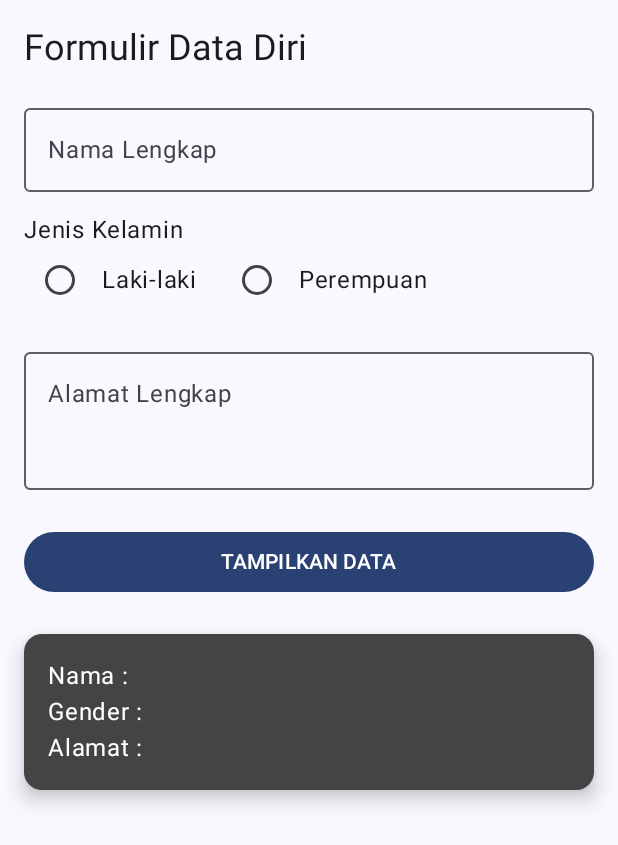
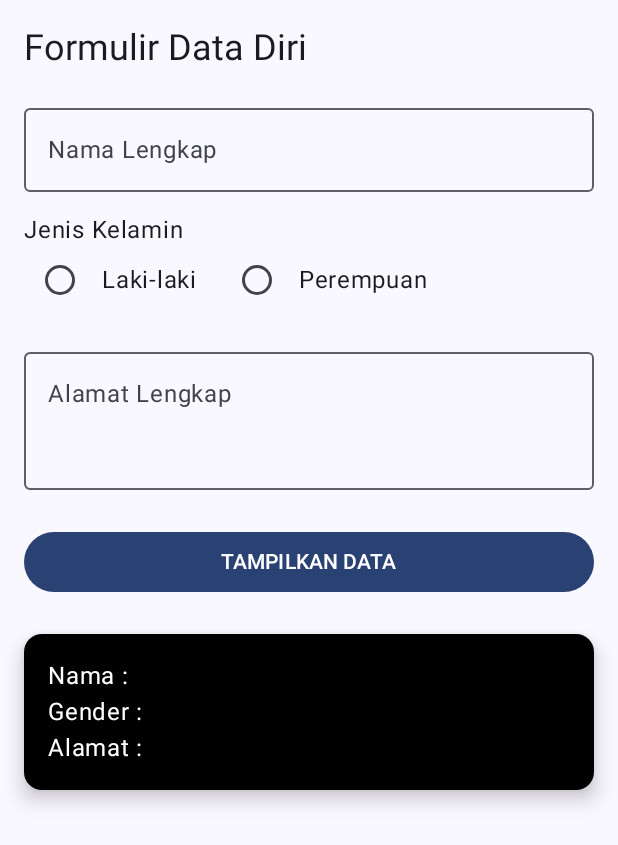
Before and after one commit to Aestrick/QuestUserInput_105, an Android app built with Jetpack Compose: the screen it shows after launch (MainActivity), on a phone screen of 412 x 824 dp. Shown: the top 845 px of the screen. Run offline under Robolectric (Android 15) with nearby library versions, the phone set to English and light mode, and no system bars.

Commit message:
Menggganti bagian card menjadi warna hitam dengan teks didalam card jadi putih dan mengubah background jadi warna putih dengan teks didalam background warna hitam

```diff
--- a/app/src/main/java/com/example/pertemuan5/FormulirLayout.kt
+++ b/app/src/main/java/com/example/pertemuan5/FormulirLayout.kt
@@ -22,7 +22,6 @@ import androidx.compose.ui.graphics.Color
 import androidx.compose.ui.tooling.preview.Preview
 import androidx.compose.ui.unit.dp
 import com.example.pertemuan5.ui.theme.Pertemuan5Theme
-
 import androidx.compose.foundation.layout.systemBarsPadding
 
 @Composable
@@ -39,15 +38,16 @@ fun FormulirScreen(modifier: Modifier = Modifier) {
         modifier = modifier
             .fillMaxSize()
             .systemBarsPadding()
-            // ---------------------------------
             .padding(16.dp)
             .verticalScroll(rememberScrollState())
     ) {
 
+        // Teks ini akan otomatis jadi hitam
         Text(text = "Formulir Data Diri", style = MaterialTheme.typography.headlineSmall)
 
         Spacer(modifier = Modifier.height(16.dp))
 
+        // Teks dan border field ini akan otomatis jadi hitam
         OutlinedTextField(
             value = inputNama,
             onValueChange = { inputNama = it },
@@ -57,6 +57,7 @@ fun FormulirScreen(modifier: Modifier = Modifier) {
 
         Spacer(modifier = Modifier.height(16.dp))
 
+        // Teks ini akan otomatis jadi hitam
         Text(text = "Jenis Kelamin", style = MaterialTheme.typography.bodyLarge)
         Row(
             modifier = Modifier.fillMaxWidth(),
@@ -107,18 +108,20 @@ fun FormulirScreen(modifier: Modifier = Modifier) {
 
         Spacer(modifier = Modifier.height(24.dp))
 
-
         Card(
             modifier = Modifier
                 .fillMaxWidth(),
             colors = CardDefaults.cardColors(
-                containerColor = Color.DarkGray
+                // --- PERUBAHAN DI SINI ---
+                containerColor = Color.Black // Menjadi hitam pekat
+                // -------------------------
             ),
             elevation = CardDefaults.cardElevation(defaultElevation = 8.dp)
         ) {
             Column(
                 modifier = Modifier.padding(16.dp)
             ) {
+                // Teks ini sudah kita atur jadi putih
                 Text(
                     text = "Nama : $displayedNama",
                     color = Color.White
@@ -139,7 +142,8 @@ fun FormulirScreen(modifier: Modifier = Modifier) {
 @Preview(showBackground = true)
 @Composable
 fun FormulirPreview() {
-    Pertemuan5Theme {
+    // Atur preview agar menggunakan tema terang juga
+    Pertemuan5Theme(darkTheme = false) {
         FormulirScreen()
     }
 }
--- a/app/src/main/java/com/example/pertemuan5/MainActivity.kt
+++ b/app/src/main/java/com/example/pertemuan5/MainActivity.kt
@@ -8,17 +8,20 @@ import androidx.compose.foundation.layout.fillMaxSize
 import androidx.compose.material3.MaterialTheme
 import androidx.compose.material3.Surface
 import androidx.compose.ui.Modifier
-import com.example.pertemuan5.ui.theme.Pertemuan5Theme // <-- SUDAH DIGANTI
+import com.example.pertemuan5.ui.theme.Pertemuan5Theme
 
 class MainActivity : ComponentActivity() {
     override fun onCreate(savedInstanceState: Bundle?) {
         super.onCreate(savedInstanceState)
         enableEdgeToEdge()
         setContent {
-            Pertemuan5Theme {
+            // --- PERUBAHAN DI SINI ---
+            // Kita paksa 'darkTheme = false'
+            Pertemuan5Theme(darkTheme = false) {
+                // -------------------------
                 Surface(
                     modifier = Modifier.fillMaxSize(),
-                    color = MaterialTheme.colorScheme.background
+                    color = MaterialTheme.colorScheme.background // Ini akan menjadi putih
                 ) {
                     FormulirScreen()
                 }
```
